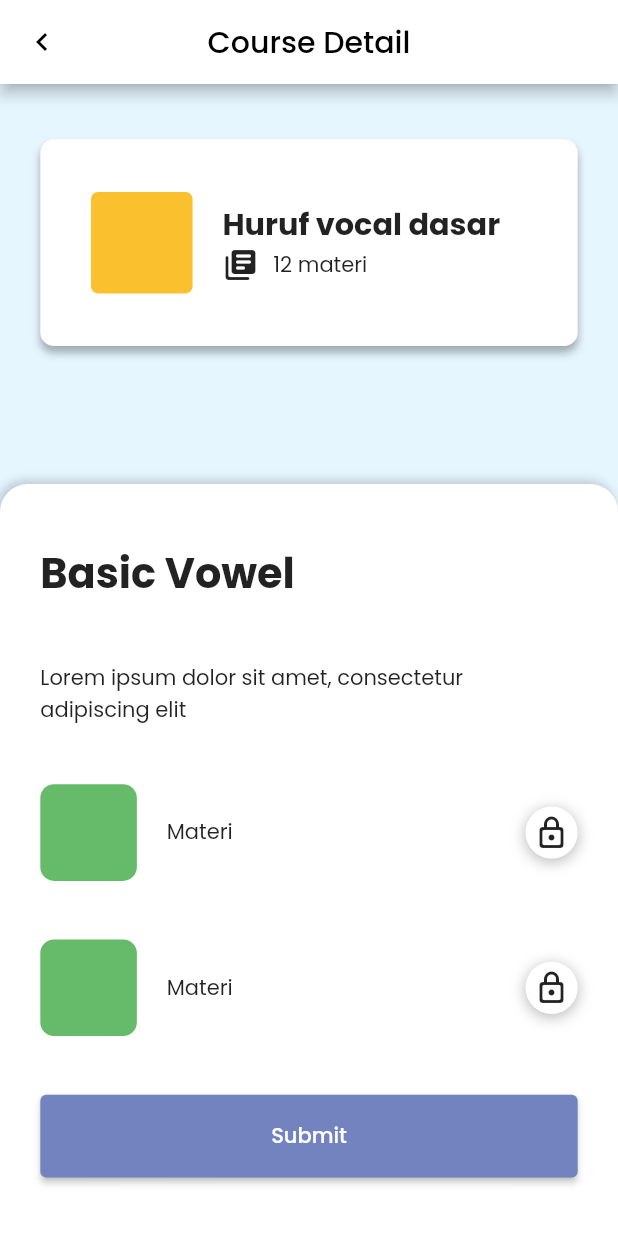
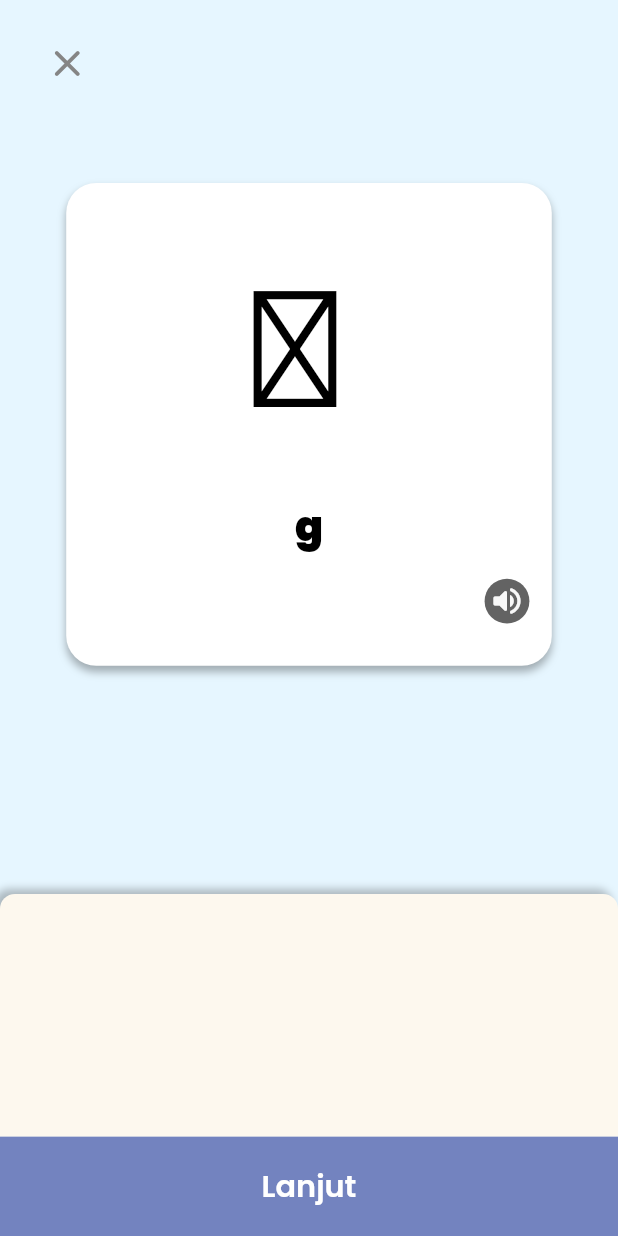
Before and after one commit to zanuar35/kolearn, a Flutter app: the CourseDetail screen opened directly, after a tap on "Submit", on a phone screen of 412 x 824 dp. Run offline on Flutter 3.47's test engine with Material 2 defaults, Android fonts, the phone set to English and light mode, and no system bars; our stand-ins replace bloc, equatable, flutter_bloc, flutter_easyloading, flutter_screenutil, google_fonts and 1 more; accounts and stored records are empty; network calls fail.

Commit message:
add materi screen

```diff
--- a/lib/screen/course_detail/course_detail_screen.dart
+++ b/lib/screen/course_detail/course_detail_screen.dart
@@ -1,5 +1,6 @@
 import 'package:flutter/material.dart';
 import 'package:flutter_screenutil/flutter_screenutil.dart';
+import 'package:kolearn/screen/materi_screen/materi_screen.dart';
 
 class CourseDetail extends StatefulWidget {
   const CourseDetail({Key? key}) : super(key: key);
@@ -57,7 +58,10 @@ class _CourseDetailState extends State<CourseDetail> {
                         TextStyle(fontSize: 30.sp, fontWeight: FontWeight.bold),
                   ),
                   const Text(
-                      'Lorem ipsum dolor sit amet, consectetur adipiscing elit'),
+                    'Lorem ipsum dolor sit amet, consectetur adipiscing elit',
+                    style: TextStyle(
+                        color: Color(0xff9F98AD), fontWeight: FontWeight.w600),
+                  ),
                   rowButton(),
                   rowButton(),
                   button()
@@ -136,7 +140,14 @@ class _CourseDetailState extends State<CourseDetail> {
             constraints: BoxConstraints.tightFor(height: 60.h),
             child: ElevatedButton(
               style: ElevatedButton.styleFrom(primary: const Color(0xff7383BF)),
-              onPressed: () {},
+              onPressed: () {
+                Navigator.push(
+                  context,
+                  MaterialPageRoute(
+                    builder: (context) => const MateriScreen(),
+                  ),
+                );
+              },
               child: const Text("Submit"),
             ),
           ),
@@ -175,7 +186,7 @@ class _CourseDetailState extends State<CourseDetail> {
             ],
             shape: BoxShape.circle,
           ),
-          child: Icon(Icons.lock_outline_rounded),
+          child: const Icon(Icons.lock_outline_rounded),
         )
       ],
     );
--- /dev/null
+++ b/lib/screen/materi_screen/materi_screen.dart
@@ -0,0 +1,142 @@
+import 'package:flutter/material.dart';
+import 'package:flutter_screenutil/flutter_screenutil.dart';
+
+class MateriScreen extends StatefulWidget {
+  const MateriScreen({Key? key}) : super(key: key);
+
+  @override
+  _MateriScreenState createState() => _MateriScreenState();
+}
+
+class _MateriScreenState extends State<MateriScreen> {
+  @override
+  Widget build(BuildContext context) {
+    return SafeArea(
+      child: Scaffold(
+        body: Container(
+            width: double.infinity,
+            height: double.infinity,
+            color: const Color(0xffE6F6FF),
+            child: Column(
+              crossAxisAlignment: CrossAxisAlignment.start,
+              children: <Widget>[
+                Padding(
+                  padding: EdgeInsets.only(left: 30.w, top: 30.h),
+                  child: Icon(
+                    Icons.close_rounded,
+                    color: Color(0xff858585),
+                    size: 30,
+                  ),
+                ),
+                SizedBox(
+                  height: 70.h,
+                ),
+                Center(
+                  child: Container(
+                    width: 352.h,
+                    height: 350.h,
+                    decoration: const BoxDecoration(
+                      borderRadius: BorderRadius.only(
+                        topLeft: Radius.circular(20),
+                        topRight: Radius.circular(20),
+                        bottomLeft: Radius.circular(20),
+                        bottomRight: Radius.circular(20),
+                      ),
+                      boxShadow: [
+                        BoxShadow(
+                            color: Color.fromRGBO(0, 0, 0, 0.30),
+                            offset: Offset(0, 4),
+                            blurRadius: 4)
+                      ],
+                      color: Color.fromRGBO(255, 255, 255, 1),
+                    ),
+                    child: Padding(
+                      padding: EdgeInsets.symmetric(
+                          horizontal: 15.w, vertical: 15.h),
+                      child: Column(
+                        mainAxisAlignment: MainAxisAlignment.spaceEvenly,
+                        children: <Widget>[
+                          Text(
+                            'ㄱ ',
+                            style: TextStyle(
+                                fontSize: 120.sp,
+                                color: Colors.black,
+                                fontWeight: FontWeight.w900),
+                          ),
+                          Text(
+                            'g',
+                            style: TextStyle(
+                                fontSize: 30.sp,
+                                color: Colors.black,
+                                fontWeight: FontWeight.w900),
+                          ),
+                          Row(
+                            children: <Widget>[
+                              Expanded(
+                                child: Container(),
+                              ),
+                              Container(
+                                width: 30.w,
+                                height: 30.w,
+                                child: Icon(
+                                  Icons.volume_up_rounded,
+                                  color: Color(0xffF8F8F8),
+                                ),
+                                decoration: const BoxDecoration(
+                                    color: Color(0xff636363),
+                                    shape: BoxShape.circle),
+                              )
+                            ],
+                          )
+                        ],
+                      ),
+                    ),
+                  ),
+                ),
+                Expanded(child: Container()),
+                detailMateri(),
+                button()
+              ],
+            )),
+      ),
+    );
+  }
+
+  Widget detailMateri() {
+    return Container(
+      width: double.infinity,
+      height: 176.h,
+      decoration: const BoxDecoration(
+        borderRadius: BorderRadius.only(
+          topLeft: Radius.circular(10),
+          topRight: Radius.circular(10),
+          bottomLeft: Radius.circular(0),
+          bottomRight: Radius.circular(0),
+        ),
+        boxShadow: [
+          BoxShadow(
+              color: Color.fromRGBO(0, 0, 0, 0.25),
+              offset: Offset(-4, -3),
+              blurRadius: 4)
+        ],
+        color: Color(0xffFDF8EE),
+      ),
+    );
+  }
+
+  Widget button() {
+    return Container(
+      width: double.infinity,
+      height: 72.h,
+      decoration: const BoxDecoration(
+        color: Color.fromRGBO(115, 131, 191, 1),
+      ),
+      child: Center(
+          child: Text(
+        "Lanjut",
+        style: TextStyle(
+            fontSize: 22.sp, color: Colors.white, fontWeight: FontWeight.w600),
+      )),
+    );
+  }
+}
```
